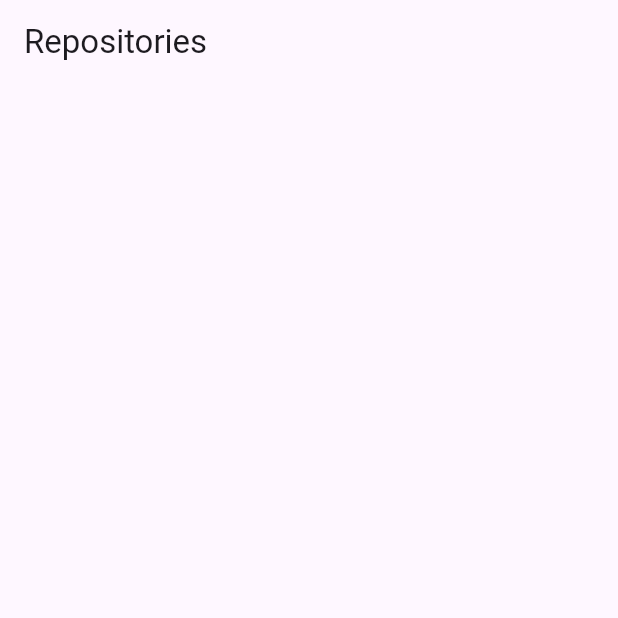
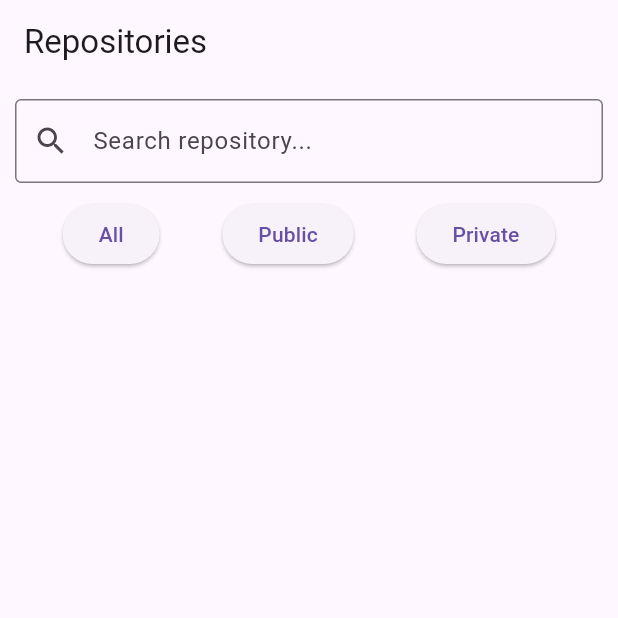
Before and after one commit to yankhofunsani/GHI_Interview_YankhoFunsani, a Flutter app: the screen it shows after launch, on a phone screen of 412 x 824 dp, the top half of it. Run offline on Flutter 3.47's test engine with Material 3 defaults, Android fonts, the phone set to English and light mode, and no system bars; our stand-ins replace sqflite; accounts and stored records are empty; network calls fail.

Commit message:
filter and search functions done

```diff
--- a/repo_app/lib/home_page.dart
+++ b/repo_app/lib/home_page.dart
@@ -3,6 +3,7 @@ import 'package:url_launcher/url_launcher.dart';
 import 'api.dart';
 import 'models/repositorylist.dart';
 import 'database/dbfile.dart';
+
 class HomePage extends StatefulWidget {
   @override
   _HomePageState createState() => _HomePageState();
@@ -10,7 +11,11 @@ class HomePage extends StatefulWidget {
 
 class _HomePageState extends State<HomePage> {
   List<Repository> repos = [];
+  List<Repository> filteredRepos = [];
   bool isLoading = true;
+
+  String searchQuery = "";
+  String filter = "All";
 
   @override
   void initState() {
@@ -26,12 +31,30 @@ class _HomePageState extends State<HomePage> {
       await db.insertRepos(apiRepos);
       repos = await db.getRepos();
     } catch (e) {
-    //incase api faills
       repos = await db.getRepos();
     }
 
+    applyFilters();
+
     setState(() {
       isLoading = false;
+    });
+  }
+
+  void applyFilters() {
+    setState(() {
+      filteredRepos = repos.where((repo) {
+        final matchesSearch =
+            repo.name.toLowerCase().contains(searchQuery.toLowerCase());
+
+        final matchesFilter = filter == "All"
+            ? true
+            : filter == "Public"
+                ? repo.isPrivate == false
+                : repo.isPrivate == true;
+
+        return matchesSearch && matchesFilter;
+      }).toList();
     });
   }
 
@@ -47,16 +70,49 @@ class _HomePageState extends State<HomePage> {
   Widget build(BuildContext context) {
     return Scaffold(
       appBar: AppBar(title: const Text("Repositories")),
-      body:  isLoading
+
+      //filter and search functions
+
+      body: isLoading
           ? Center(child: CircularProgressIndicator())
-    : ListView.builder(
-        itemCount: repos.length,
+          : Column(
+              children: [
+                Padding(
+                  padding: const EdgeInsets.all(10),
+                  child: TextField(
+                    decoration: InputDecoration(
+                      hintText: "Search repository...",
+                      border: OutlineInputBorder(),
+                      prefixIcon: Icon(Icons.search),
+                    ),
+                    onChanged: (value) {
+                      searchQuery = value;
+                      applyFilters();
+                    },
+                  ),
+                ),
+
+                Row(
+                  mainAxisAlignment: MainAxisAlignment.spaceEvenly,
+                  children: [
+                    filterButton("All"),
+                    filterButton("Public"),
+                    filterButton("Private"),
+                  ],
+                ),
+
+                SizedBox(height: 10),
+// details page
+                Expanded(
+                  child: ListView.builder(
+                    itemCount: filteredRepos.length,
                     itemBuilder: (context, index) {
-          final repo = repos[index];
+                      final repo = filteredRepos[index];
 
                       return ListTile(
                         leading: CircleAvatar(
-              backgroundImage: NetworkImage(repo.ownerAvatar),
+                          backgroundImage:
+                              NetworkImage(repo.ownerAvatar),
                         ),
                         title: Text(repo.name),
                         subtitle: Text(
@@ -66,5 +122,21 @@ class _HomePageState extends State<HomePage> {
                       );
                     },
                   ),
+                ),
+              ],
+            ),
     );
-}}
+  }
+
+  Widget filterButton(String text) {
+    return ElevatedButton(
+      onPressed: () {
+        setState(() {
+          filter = text;
+          applyFilters();
+        });
+      },
+      child: Text(text),
+    );
+  }
+}
```
Lines whose indentation alone changed are shown as unchanged.
